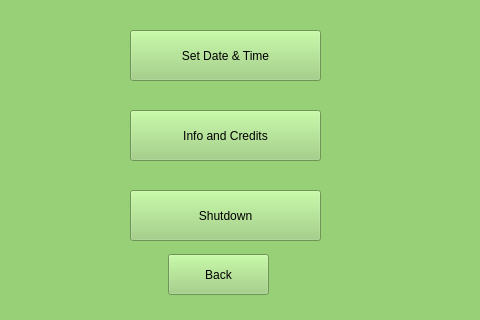
Charlie1qa/PerfecTea, file perfectea_gui/title_scr.ui: the form before one commit.
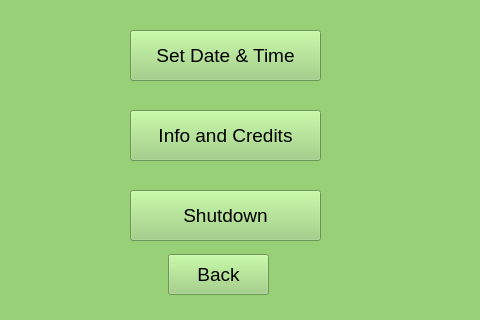
The form after the commit. The open tabs and pages were chosen to show the change. Icons and pictures are not drawn.

```diff
--- a/perfectea_gui/title_scr.ui
+++ b/perfectea_gui/title_scr.ui
@@ -409,6 +409,11 @@
         <height>51</height>
        </rect>
       </property>
+      <property name="font">
+       <font>
+        <pointsize>14</pointsize>
+       </font>
+      </property>
       <property name="text">
        <string>Set Date &amp;&amp; Time</string>
       </property>
@@ -422,6 +427,11 @@
         <height>51</height>
        </rect>
       </property>
+      <property name="font">
+       <font>
+        <pointsize>14</pointsize>
+       </font>
+      </property>
       <property name="text">
        <string>Info and Credits</string>
       </property>
@@ -435,6 +445,11 @@
         <height>51</height>
        </rect>
       </property>
+      <property name="font">
+       <font>
+        <pointsize>14</pointsize>
+       </font>
+      </property>
       <property name="text">
        <string>Shutdown</string>
       </property>
@@ -448,6 +463,11 @@
         <height>41</height>
        </rect>
       </property>
+      <property name="font">
+       <font>
+        <pointsize>14</pointsize>
+       </font>
+      </property>
       <property name="text">
        <string>Back</string>
       </property>
```
Left out of the diff: 12 changed lines with no effect on the pictures.
